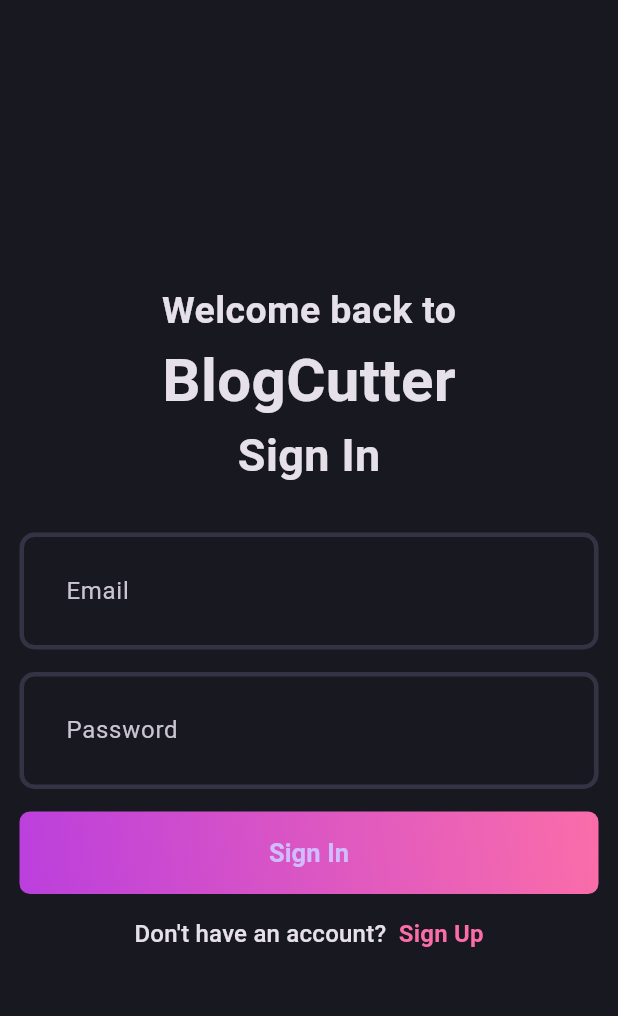
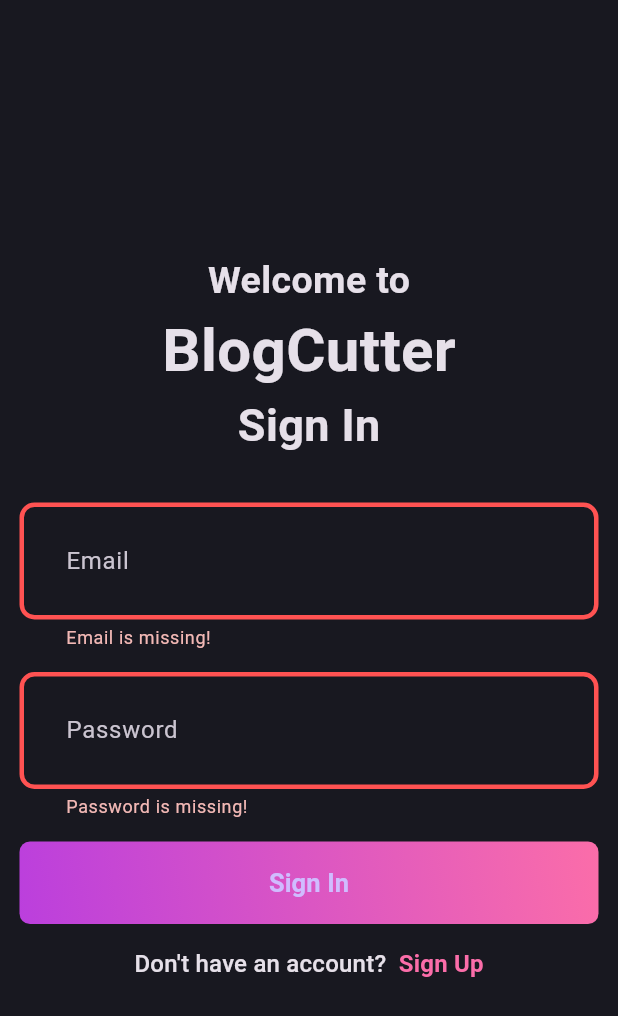
Before and after one commit to Aziz-Ru/blog_app, a Flutter app: the screen it shows after launch, after a tap on "Sign In", on a phone screen of 412 x 824 dp. Shown: the top 1016 px of the screen. Run offline on Flutter 3.47's test engine with Material 3 defaults, Android fonts, the phone set to English and light mode, and no system bars; our stand-ins replace bloc, flutter_bloc, fpdart, get_it, image_picker, internet_connection_checker_plus and 1 more; accounts and stored records are empty.

Commit message:
auth complete

```diff
--- a/lib/core/common/cubits/cubit/app_user_state.dart
+++ b/lib/core/common/cubits/app_user/app_user_state.dart
@@ -6,7 +6,7 @@ sealed class AppUserState {
 }
 
 final class AppUserInitial extends AppUserState {}
-
+final class AppUserLoading extends AppUserState {}
 final class AppUserLoggedIn extends AppUserState {
   final User user;
   const AppUserLoggedIn(this.user);
--- a/lib/features/auth/data/datasources/auth_remote_source.dart
+++ b/lib/features/auth/data/datasources/auth_remote_source.dart
@@ -36,7 +36,9 @@ class AuthRemoteImplemention implements AuthRemoteDataSource {
       final existEmail =
           await remoteDataSource.from('profiles').select().eq('email', email);
 
-      print(existEmail);
+      if (existEmail.isNotEmpty) {
+        throw const AuthException('Email already exist!');
+      }
       final response = await remoteDataSource.auth.signUp(
         password: password,
         email: email,
@@ -44,14 +46,14 @@ class AuthRemoteImplemention implements AuthRemoteDataSource {
           'name': name,
         },
       );
-      print(response);
+      // print(response);
       if (response.user == null) {
         throw const ServerException('User is null!');
       }
 
       return UserModel.fromJson(response.user!.toJson());
     } on AuthException catch (e) {
-      print(e.message);
+      // print(e.message);
       throw ServerException(e.message);
     } catch (e) {
       throw ServerException(e.toString());
@@ -69,7 +71,7 @@ class AuthRemoteImplemention implements AuthRemoteDataSource {
         email: email,
       );
       if (response.user == null) {
-        throw const ServerException('User is null!');
+        throw const ServerException('Email is not exist!');
       }
 
       return UserModel.fromJson(response.user!.toJson());
--- a/lib/features/auth/data/repositories/auth_repository_impl.dart
+++ b/lib/features/auth/data/repositories/auth_repository_impl.dart
@@ -16,24 +16,38 @@ class AuthRepositoryImplementation implements AuthRepository {
       {required String name,
       required String email,
       required String password}) async {
+    return _getUser(() async =>
+        await remoteDatasource.registerWithEmailPassword(
+            name: name, email: email, password: password));
+  }
+
+  @override
+  Future<Either<Failure, User>> loginWithEmailPassword(
+      {required String email, required String password}) async {
+    return _getUser(() async => await remoteDatasource.loginWithEmailPassword(
+        email: email, password: password));
+  }
+
+  @override
+  Future<Either<Failure, User>> currentUser() async {
     try {
-      final user = await remoteDatasource.registerWithEmailPassword(
-          name: name, email: email, password: password);
+      final user = await remoteDatasource.getCurrentUserData();
+      if (user == null) {
+        throw const ServerException('User is null');
+      }
+      return right(user);
 
+    } on ServerException catch (e) {
+      return left(Failure(e.message));
+    }
+  }
+
+  Future<Either<Failure, User>> _getUser(Future<User> Function() fn) async {
+    try {
+      final user = await fn();
       return right(user);
     } on ServerException catch (e) {
       return left(Failure(e.message));
     }
   }
-
-  @override
-  Future<Either<Failure, User>> loginWithEmailPassword(
-      {required String email, required String password}) {
-    throw UnimplementedError();
-  }
-
-  @override
-  Future<Either<Failure, User>> currentUser() {
-    throw UnimplementedError();
-  }
 }
--- a/lib/features/auth/domain/usecases/current_user.dart
+++ b/lib/features/auth/domain/usecases/current_user.dart
@@ -0,0 +1,16 @@
+import 'package:blog_app/core/common/entities/user.dart';
+import 'package:blog_app/core/error/failures.dart';
+import 'package:blog_app/core/usecase/usecase.dart';
+import 'package:blog_app/features/auth/domain/repository/auth_repository.dart';
+import 'package:fpdart/fpdart.dart';
+
+class CurrentUser implements UseCase<User, NoParams> {
+  final AuthRepository authRepository;
+
+  CurrentUser(this.authRepository);
+
+  @override
+  Future<Either<Failure, User>> call(void params) async {
+    return await authRepository.currentUser();
+  }
+}
--- a/lib/features/auth/domain/usecases/user_login.dart
+++ b/lib/features/auth/domain/usecases/user_login.dart
@@ -0,0 +1,27 @@
+import 'package:blog_app/core/common/entities/user.dart';
+import 'package:blog_app/core/error/failures.dart';
+import 'package:blog_app/core/usecase/usecase.dart';
+import 'package:blog_app/features/auth/domain/repository/auth_repository.dart';
+import 'package:fpdart/fpdart.dart';
+
+class UserLogin implements UseCase<User, UserLoginParams> {
+  final AuthRepository authRepository;
+  const UserLogin(this.authRepository);
+
+  @override
+  Future<Either<Failure, User>> call(UserLoginParams params) async {
+    return await authRepository.loginWithEmailPassword(
+      email: params.email,
+      password: params.password,
+    );
+  }
+}
+
+class UserLoginParams {
+  final String email;
+  final String password;
+  UserLoginParams({
+    required this.email,
+    required this.password,
+  });
+}
--- a/lib/features/auth/presentation/bloc/auth_bloc.dart
+++ b/lib/features/auth/presentation/bloc/auth_bloc.dart
@@ -1,4 +1,8 @@
+import 'package:blog_app/core/common/cubits/app_user/app_user_cubit.dart';
 import 'package:blog_app/core/common/entities/user.dart';
+import 'package:blog_app/core/usecase/usecase.dart';
+import 'package:blog_app/features/auth/domain/usecases/current_user.dart';
+import 'package:blog_app/features/auth/domain/usecases/user_login.dart';
 import 'package:blog_app/features/auth/domain/usecases/user_register.dart';
 import 'package:flutter/material.dart';
 import 'package:flutter_bloc/flutter_bloc.dart';
@@ -10,30 +14,69 @@ class AuthBloc extends Bloc<AuthEvent, AuthState> {
   // register usecase
 
   final UserRegister _userRegister;
+  final UserLogin _userLogin;
+  final CurrentUser _currentUser;
+  final AppUserCubit _appUserCubit;
 
-  AuthBloc({required UserRegister userRegister})
+  AuthBloc(
+      {required UserRegister userRegister,
+      required UserLogin userLogin,
+      required CurrentUser currentUser,
+      required AppUserCubit appUserCubit})
       : _userRegister = userRegister,
+        _userLogin = userLogin,
+        _currentUser = currentUser,
+        _appUserCubit = appUserCubit,
         super(AuthInitial()) {
+    on<AuthEvent>((_, emit) => emit(AuthLoading()));
+    on<AuthSignUp>(_onAuthSignUp);
+    on<AuthSignIn>(_onAuthLogin);
+    on<AuthIsUserLoggedIn>(_onAuthIsUserLoggedIn);
+  }
 
-    on<AuthSignUp>((event, emit) async {
-      // call the usecase
-      emit(AuthLoading());
+  void _onAuthSignUp(AuthSignUp event, Emitter<AuthState> emit) async {
+    // emit(AuthLoading());
     final result = await _userRegister(UserRegisterParams(
       email: event.email,
       password: event.password,
       name: event.name,
     ));
-      print(result);
+    // print(result);
     result.fold(
       (l) => emit(AuthFailure(l.message)),
-        (user) => emit(AuthSuccess(user)),
+      (user) => _emitAuthSuccess(user, emit),
     );
-    });
   }
 
-  // @override
-  // void onChange(Change<AuthState> change) {
-  //   print(change);
-  //   super.onChange(change);
-  // }
+  void _onAuthLogin(AuthSignIn event, Emitter<AuthState> emit) async {
+    // emit(AuthLoading());
+
+    final result = await _userLogin(UserLoginParams(
+      email: event.email,
+      password: event.password,
+    ));
+    print(result);
+
+    result.fold(
+      (l) => emit(AuthFailure(l.message)),
+      (user) => _emitAuthSuccess(user, emit),
+    );
   }
+
+  void _onAuthIsUserLoggedIn(
+      AuthIsUserLoggedIn event, Emitter<AuthState> emit) async {
+    final result = await _currentUser(NoParams());
+    result.fold(
+      (l) => emit(AuthFailure(l.message)),
+      (user) {
+        // print(user.email);
+        _emitAuthSuccess(user, emit);
+      },
+    );
+  }
+
+  void _emitAuthSuccess(User user, Emitter<AuthState> emit) {
+    _appUserCubit.updateUser(user);
+    emit(AuthSuccess(user));
+  }
+}
--- a/lib/features/auth/presentation/pages/signin_page.dart
+++ b/lib/features/auth/presentation/pages/signin_page.dart
@@ -1,8 +1,12 @@
 import 'package:blog_app/core/theme/app_pallete.dart';
+import 'package:blog_app/core/utils/show_snackbar.dart';
+import 'package:blog_app/features/auth/presentation/bloc/auth_bloc.dart';
 import 'package:blog_app/features/auth/presentation/pages/signup_page.dart';
 import 'package:blog_app/features/auth/presentation/widgets/auth_field.dart';
 import 'package:blog_app/features/auth/presentation/widgets/auth_gradient_button.dart';
+import 'package:blog_app/features/blog/presentation/pages/blog_page.dart';
 import 'package:flutter/material.dart';
+import 'package:flutter_bloc/flutter_bloc.dart';
 
 class SignInPage extends StatefulWidget {
   const SignInPage({super.key});
@@ -29,13 +33,23 @@ class _SigninPageState extends State<SignInPage> {
     return Scaffold(
       body: Padding(
         padding: const EdgeInsets.all(13.0),
-        child: Form(
+        child: BlocConsumer<AuthBloc, AuthState>(
+          listener: (context, state) {
+            if (state is AuthFailure) {
+              showSnackBar(context, state.message);
+            }
+            if (state is AuthSuccess) {
+              Navigator.push(context, BlogPage.route());
+            }
+          },
+          builder: (context, state) {
+            return Form(
               key: formkey,
               child: Column(
                 mainAxisAlignment: MainAxisAlignment.center,
                 children: [
                   const Text(
-                'Welcome back to',
+                    'Welcome to',
                     style: TextStyle(
                       fontSize: 25,
                       fontWeight: FontWeight.bold,
@@ -67,7 +81,16 @@ class _SigninPageState extends State<SignInPage> {
                     isObscureText: true,
                   ),
                   const SizedBox(height: 15),
-              AuthGradientButton(buttonText: 'Sign In', onPressed: () {}),
+                  AuthGradientButton(
+                      buttonText:
+                          state is AuthLoading ? 'Loading...' : 'Sign In',
+                      onPressed: () {
+                        if (formkey.currentState!.validate()) {
+                          context.read<AuthBloc>().add(AuthSignIn(
+                              email: emailController.text.trim(),
+                              password: passwordController.text.trim()));
+                        }
+                      }),
                   const SizedBox(height: 15),
                   GestureDetector(
                     onTap: () {
@@ -91,6 +114,8 @@ class _SigninPageState extends State<SignInPage> {
                   ),
                 ],
               ),
+            );
+          },
         ),
       ),
     );
--- /dev/null
+++ b/lib/features/blog/presentation/bloc/blog_event.dart
@@ -0,0 +1,4 @@
+part of 'blog_bloc.dart';
+
+@immutable
+sealed class BlogEvent {}
--- /dev/null
+++ b/lib/features/blog/presentation/bloc/blog_state.dart
@@ -0,0 +1,6 @@
+part of 'blog_bloc.dart';
+
+@immutable
+sealed class BlogState {}
+
+final class BlogInitial extends BlogState {}
--- a/lib/init_dependencies.main.dart
+++ b/lib/init_dependencies.main.dart
@@ -1,7 +1,10 @@
+import 'package:blog_app/core/common/cubits/app_user/app_user_cubit.dart';
 import 'package:blog_app/core/secrets/app_secrets.dart';
 import 'package:blog_app/features/auth/data/datasources/auth_remote_source.dart';
 import 'package:blog_app/features/auth/data/repositories/auth_repository_impl.dart';
 import 'package:blog_app/features/auth/domain/repository/auth_repository.dart';
+import 'package:blog_app/features/auth/domain/usecases/current_user.dart';
+import 'package:blog_app/features/auth/domain/usecases/user_login.dart';
 import 'package:blog_app/features/auth/domain/usecases/user_register.dart';
 import 'package:blog_app/features/auth/presentation/bloc/auth_bloc.dart';
 import 'package:get_it/get_it.dart';
@@ -16,6 +19,9 @@ Future<void> initDependencies() async {
   final supabase = await Supabase.initialize(
       url: AppSecrets.supabaseUrl, anonKey: AppSecrets.supabaseAnonKey);
   serviceLocator.registerLazySingleton(() => supabase.client);
+
+  // core
+  serviceLocator.registerLazySingleton(() => AppUserCubit());
 }
 
 void _initAuth() {
@@ -26,7 +32,11 @@ void _initAuth() {
       () => AuthRepositoryImplementation(serviceLocator()));
 
   serviceLocator.registerFactory(() => UserRegister(serviceLocator()));
-
-  serviceLocator
-      .registerLazySingleton(() => AuthBloc(userRegister: serviceLocator()));
+  serviceLocator.registerFactory(() => UserLogin(serviceLocator()));
+  serviceLocator.registerFactory(() => CurrentUser(serviceLocator()));
+  serviceLocator.registerLazySingleton(() => AuthBloc(
+      userRegister: serviceLocator(),
+      userLogin: serviceLocator(),
+      currentUser: serviceLocator(),
+      appUserCubit: serviceLocator()));
 }
--- a/lib/main.dart
+++ b/lib/main.dart
@@ -1,6 +1,9 @@
+import 'package:blog_app/core/common/cubits/app_user/app_user_cubit.dart';
+import 'package:blog_app/core/common/widgets/loader.dart';
 import 'package:blog_app/core/theme/theme.dart';
 import 'package:blog_app/features/auth/presentation/bloc/auth_bloc.dart';
 import 'package:blog_app/features/auth/presentation/pages/signin_page.dart';
+import 'package:blog_app/features/blog/presentation/pages/blog_page.dart';
 import 'package:blog_app/init_dependencies.main.dart';
 import 'package:flutter/material.dart';
 import 'package:flutter_bloc/flutter_bloc.dart';
@@ -10,21 +13,53 @@ void main() async {
   await initDependencies();
   runApp(MultiBlocProvider(providers: [
     BlocProvider(
+      create: (_) => serviceLocator<AppUserCubit>(),
+    ),
+    BlocProvider(
       create: (_) => serviceLocator<AuthBloc>(),
     )
   ], child: const MyApp()));
 }
 
-class MyApp extends StatelessWidget {
+class MyApp extends StatefulWidget {
   const MyApp({super.key});
+
+  @override
+  State<MyApp> createState() => _MyAppState();
+}
+
+class _MyAppState extends State<MyApp> {
+  @override
+  void initState() {
+    super.initState();
+    context.read<AuthBloc>().add(AuthIsUserLoggedIn());
+  }
+
   @override
   Widget build(BuildContext context) {
     return MaterialApp(
       title: 'Blog App',
       debugShowCheckedModeBanner: false,
       theme: AppTheme.darkThemeMode,
-      home: const Center(
-        child: SignInPage(),
+      home: BlocSelector<AppUserCubit, AppUserState, String>(
+        selector: (state) {
+          if (state is AppUserLoading) {
+            return 'loading';
+          }
+          return state is AppUserLoggedIn ? 'loggedIn' : 'initial';
+        },
+        builder: (context, state) {
+          if (state == 'loading') {
+            return const Loader();
+          }
+
+          if (state == 'loggedIn') {
+            return const BlogPage();
+          }
+          return const Center(
+            child: SignInPage(),
+          );
+        },
       ),
     );
   }
```
Also changed, not shown: lib/core/common/cubits/app_user/app_user_cubit.dart (renamed from lib/core/common/cubits/cubit/app_user_cubit.dart, +5 -4 lines), lib/features/auth/presentation/pages/signup_page.dart (+7 -6 lines), lib/features/blog/presentation/bloc/blog_bloc.dart (added, +13 -0 lines), lib/features/blog/presentation/pages/add_new_page.dart (added, +29 -0 lines), lib/features/blog/presentation/pages/blog_page.dart (added, +38 -0 lines), lib/features/auth/presentation/widgets/auth_gradient_button.dart (line endings or trailing spaces). Lines whose indentation alone changed are shown as unchanged.
